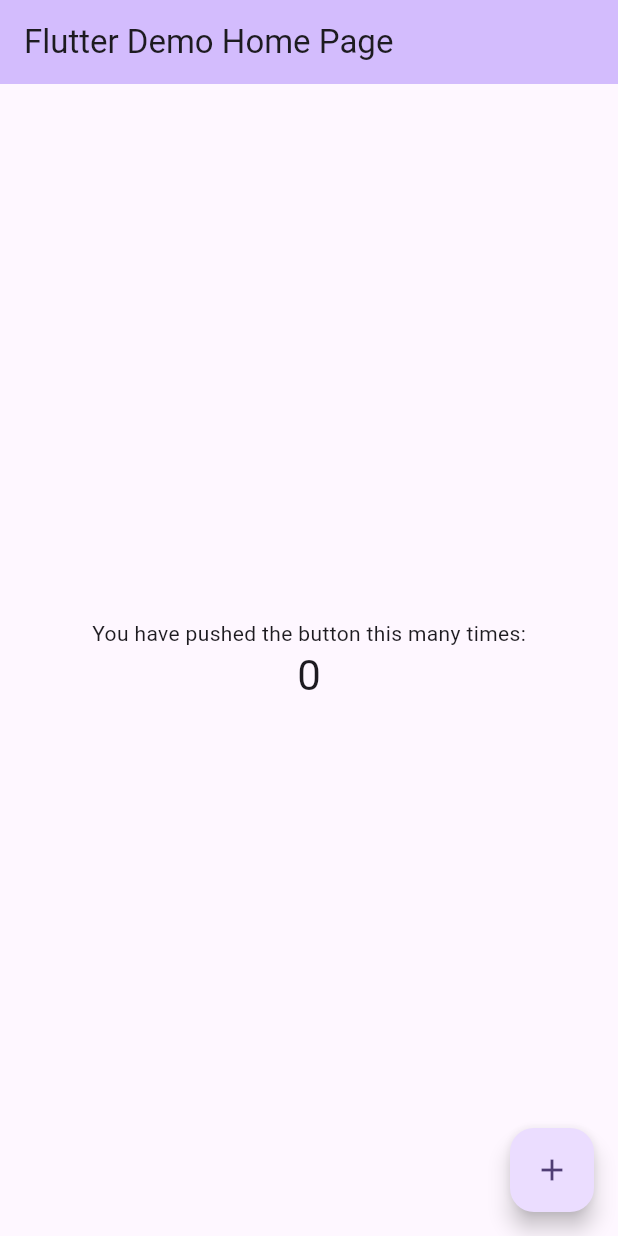
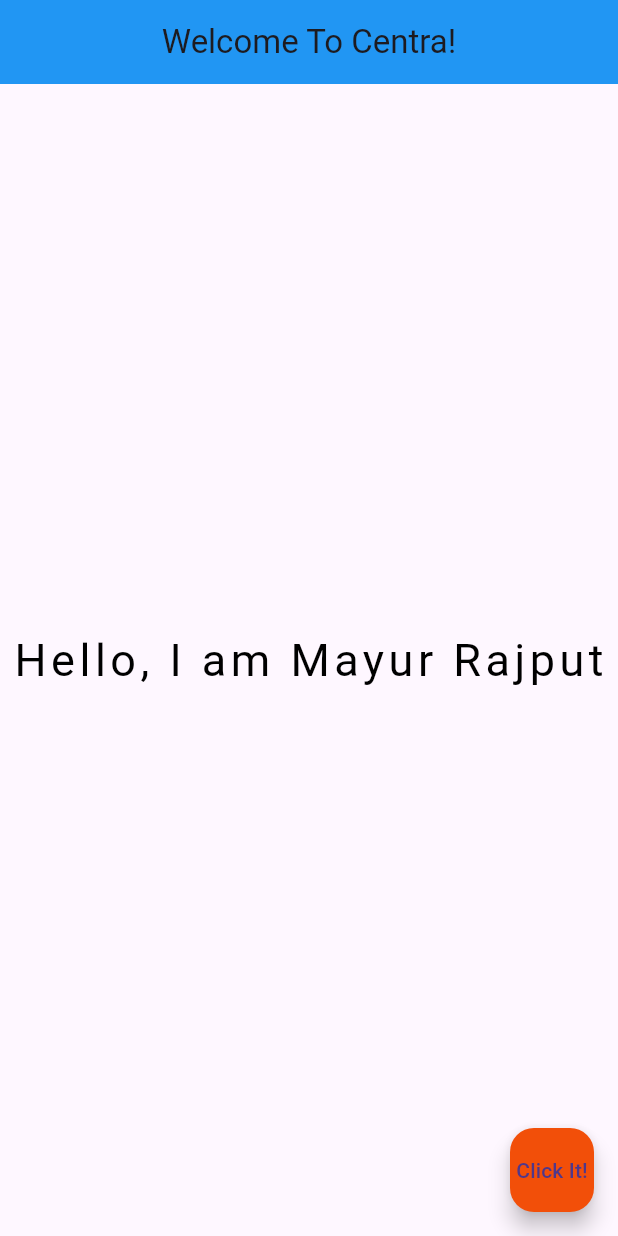
Before and after one commit to Mayurrajput97/Dart, a Flutter app: the screen it shows after launch, on a phone screen of 412 x 824 dp. Run offline on Flutter 3.47's test engine with Material 3 defaults, Android fonts, the phone set to English and light mode, and no system bars; Roboto replaces fonts that are missing (countryName).

Commit message:
main Dart

```diff
--- a/my_first_pr/lib/main.dart
+++ b/my_first_pr/lib/main.dart
@@ -1,125 +1,36 @@
 import 'package:flutter/material.dart';
 
 void main() {
-  runApp(const MyApp());
+  runApp(MaterialApp(
+    home: HomePage(),
+  ));
 }
 
-class MyApp extends StatelessWidget {
-  const MyApp({super.key});
-
-  // This widget is the root of your application.
+class HomePage extends StatelessWidget {
   @override
   Widget build(BuildContext context) {
-    return MaterialApp(
-      title: 'Flutter Demo',
-      theme: ThemeData(
-        // This is the theme of your application.
-        //
-        // TRY THIS: Try running your application with "flutter run". You'll see
-        // the application has a purple toolbar. Then, without quitting the app,
-        // try changing the seedColor in the colorScheme below to Colors.green
-        // and then invoke "hot reload" (save your changes or press the "hot
-        // reload" button in a Flutter-supported IDE, or press "r" if you used
-        // the command line to start the app).
-        //
-        // Notice that the counter didn't reset back to zero; the application
-        // state is not lost during the reload. To reset the state, use hot
-        // restart instead.
-        //
-        // This works for code too, not just values: Most code changes can be
-        // tested with just a hot reload.
-        colorScheme: ColorScheme.fromSeed(seedColor: Colors.deepPurple),
-        useMaterial3: true,
+    return Scaffold(
+      appBar: AppBar(
+        title: const Text('Welcome To Centra!'),
+        centerTitle: true,
+        backgroundColor: Colors.blue,
       ),
-      home: const MyHomePage(title: 'Flutter Demo Home Page'),
+      body: const Center(
+        child: Text(
+          'Hello, I am Mayur Rajput',
+          style: TextStyle(
+            fontSize: 30.0,
+            letterSpacing: 3.0,
+            fontFamily: AutofillHints.countryName,
+            color: Colors.black,
+          ),
+        ),
+      ),
+      floatingActionButton: FloatingActionButton(
+        onPressed: () {},
+        child: const Text('Click It!'),
+        backgroundColor: Color.fromARGB(255, 242, 79, 9),
+      ),
     );
   }
 }
-
-class MyHomePage extends StatefulWidget {
-  const MyHomePage({super.key, required this.title});
-
-  // This widget is the home page of your application. It is stateful, meaning
-  // that it has a State object (defined below) that contains fields that affect
-  // how it looks.
-
-  // This class is the configuration for the state. It holds the values (in this
-  // case the title) provided by the parent (in this case the App widget) and
-  // used by the build method of the State. Fields in a Widget subclass are
-  // always marked "final".
-
-  final String title;
-
-  @override
-  State<MyHomePage> createState() => _MyHomePageState();
-}
-
-class _MyHomePageState extends State<MyHomePage> {
-  int _counter = 0;
-
-  void _incrementCounter() {
-    setState(() {
-      // This call to setState tells the Flutter framework that something has
-      // changed in this State, which causes it to rerun the build method below
-      // so that the display can reflect the updated values. If we changed
-      // _counter without calling setState(), then the build method would not be
-      // called again, and so nothing would appear to happen.
-      _counter++;
-    });
-  }
-
-  @override
-  Widget build(BuildContext context) {
-    // This method is rerun every time setState is called, for instance as done
-    // by the _incrementCounter method above.
-    //
-    // The Flutter framework has been optimized to make rerunning build methods
-    // fast, so that you can just rebuild anything that needs updating rather
-    // than having to individually change instances of widgets.
-    return Scaffold(
-      appBar: AppBar(
-        // TRY THIS: Try changing the color here to a specific color (to
-        // Colors.amber, perhaps?) and trigger a hot reload to see the AppBar
-        // change color while the other colors stay the same.
-        backgroundColor: Theme.of(context).colorScheme.inversePrimary,
-        // Here we take the value from the MyHomePage object that was created by
-        // the App.build method, and use it to set our appbar title.
-        title: Text(widget.title),
-      ),
-      body: Center(
-        // Center is a layout widget. It takes a single child and positions it
-        // in the middle of the parent.
-        child: Column(
-          // Column is also a layout widget. It takes a list of children and
-          // arranges them vertically. By default, it sizes itself to fit its
-          // children horizontally, and tries to be as tall as its parent.
-          //
-          // Column has various properties to control how it sizes itself and
-          // how it positions its children. Here we use mainAxisAlignment to
-          // center the children vertically; the main axis here is the vertical
-          // axis because Columns are vertical (the cross axis would be
-          // horizontal).
-          //
-          // TRY THIS: Invoke "debug painting" (choose the "Toggle Debug Paint"
-          // action in the IDE, or press "p" in the console), to see the
-          // wireframe for each widget.
-          mainAxisAlignment: MainAxisAlignment.center,
-          children: <Widget>[
-            const Text(
-              'You have pushed the button this many times:',
-            ),
-            Text(
-              '$_counter',
-              style: Theme.of(context).textTheme.headlineMedium,
-            ),
-          ],
-        ),
-      ),
-      floatingActionButton: FloatingActionButton(
-        onPressed: _incrementCounter,
-        tooltip: 'Increment',
-        child: const Icon(Icons.add),
-      ), // This trailing comma makes auto-formatting nicer for build methods.
-    );
-  }
-}
```
